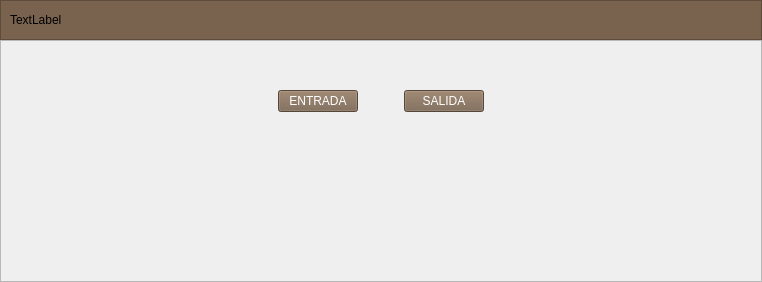
Before: the Qt Designer form mainwindow.ui in altitude-solutions/Camino_Real_Desktop, drawn with Qt 5.
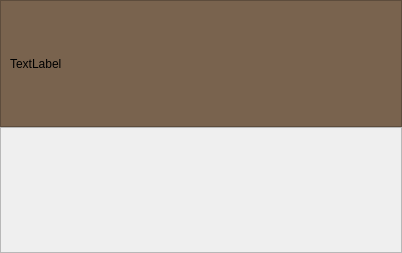
After: the same form once the commit is applied.

The edit to the form file:
```diff
--- a/mainwindow.ui
+++ b/mainwindow.ui
@@ -6,8 +6,8 @@
    <rect>
     <x>0</x>
     <y>0</y>
-    <width>762</width>
-    <height>282</height>
+    <width>402</width>
+    <height>253</height>
    </rect>
   </property>
   <property name="windowTitle">
@@ -109,9 +109,6 @@
    </item>
    <item>
     <widget class="QFrame" name="frame_2">
-     <property name="styleSheet">
-      <string notr="true"/>
-     </property>
      <property name="frameShape">
       <enum>QFrame::StyledPanel</enum>
      </property>
@@ -119,171 +116,23 @@
       <enum>QFrame::Raised</enum>
      </property>
      <layout class="QVBoxLayout" name="verticalLayout">
+      <property name="spacing">
+       <number>0</number>
+      </property>
+      <property name="leftMargin">
+       <number>0</number>
+      </property>
+      <property name="topMargin">
+       <number>0</number>
+      </property>
+      <property name="rightMargin">
+       <number>0</number>
+      </property>
+      <property name="bottomMargin">
+       <number>0</number>
+      </property>
       <item>
-       <spacer name="verticalSpacer_3">
-        <property name="orientation">
-         <enum>Qt::Vertical</enum>
-        </property>
-        <property name="sizeType">
-         <enum>QSizePolicy::Preferred</enum>
-        </property>
-        <property name="sizeHint" stdset="0">
-         <size>
-          <width>20</width>
-          <height>40</height>
-         </size>
-        </property>
-       </spacer>
-      </item>
-      <item>
-       <layout class="QHBoxLayout" name="horizontalLayout">
-        <item>
-         <spacer name="horizontalSpacer_2">
-          <property name="orientation">
-           <enum>Qt::Horizontal</enum>
-          </property>
-          <property name="sizeHint" stdset="0">
-           <size>
-            <width>40</width>
-            <height>20</height>
-           </size>
-          </property>
-         </spacer>
-        </item>
-        <item>
-         <widget class="QPushButton" name="pushButton">
-          <property name="styleSheet">
-           <string notr="true">font: 14pt &quot;MS Shell Dlg 2&quot;;
-color:white;
-background-color:#79634E;
-min-width:7em;
-max-width:7em;
-min-height:2.5em;
-max-height:2.5em;</string>
-          </property>
-          <property name="text">
-           <string>ENTRADA</string>
-          </property>
-         </widget>
-        </item>
-        <item>
-         <spacer name="horizontalSpacer">
-          <property name="orientation">
-           <enum>Qt::Horizontal</enum>
-          </property>
-          <property name="sizeType">
-           <enum>QSizePolicy::Preferred</enum>
-          </property>
-          <property name="sizeHint" stdset="0">
-           <size>
-            <width>40</width>
-            <height>20</height>
-           </size>
-          </property>
-         </spacer>
-        </item>
-        <item>
-         <widget class="QPushButton" name="pushButton_2">
-          <property name="styleSheet">
-           <string notr="true">font: 14pt &quot;MS Shell Dlg 2&quot;;
-color:white;
-background-color:#79634E;
-min-width:7em;
-max-width:7em;
-min-height:2.5em;
-max-height:2.5em;</string>
-          </property>
-          <property name="text">
-           <string>SALIDA</string>
-          </property>
-         </widget>
-        </item>
-        <item>
-         <spacer name="horizontalSpacer_3">
-          <property name="orientation">
-           <enum>Qt::Horizontal</enum>
-          </property>
-          <property name="sizeHint" stdset="0">
-           <size>
-            <width>40</width>
-            <height>20</height>
-           </size>
-          </property>
-         </spacer>
-        </item>
-       </layout>
-      </item>
-      <item>
-       <spacer name="verticalSpacer_2">
-        <property name="orientation">
-         <enum>Qt::Vertical</enum>
-        </property>
-        <property name="sizeType">
-         <enum>QSizePolicy::Preferred</enum>
-        </property>
-        <property name="sizeHint" stdset="0">
-         <size>
-          <width>20</width>
-          <height>40</height>
-         </size>
-        </property>
-       </spacer>
-      </item>
-      <item>
-       <layout class="QHBoxLayout" name="horizontalLayout_3">
-        <item>
-         <spacer name="horizontalSpacer_7">
-          <property name="orientation">
-           <enum>Qt::Horizontal</enum>
-          </property>
-          <property name="sizeHint" stdset="0">
-           <size>
-            <width>40</width>
-            <height>20</height>
-           </size>
-          </property>
-         </spacer>
-        </item>
-        <item>
-         <widget class="QWidget" name="widget" native="true">
-          <property name="sizePolicy">
-           <sizepolicy hsizetype="Preferred" vsizetype="Preferred">
-            <horstretch>0</horstretch>
-            <verstretch>1</verstretch>
-           </sizepolicy>
-          </property>
-          <property name="styleSheet">
-           <string notr="true"/>
-          </property>
-         </widget>
-        </item>
-        <item>
-         <spacer name="horizontalSpacer_8">
-          <property name="orientation">
-           <enum>Qt::Horizontal</enum>
-          </property>
-          <property name="sizeHint" stdset="0">
-           <size>
-            <width>40</width>
-            <height>20</height>
-           </size>
-          </property>
-         </spacer>
-        </item>
-       </layout>
-      </item>
-      <item>
-       <spacer name="verticalSpacer">
-        <property name="orientation">
-         <enum>Qt::Vertical</enum>
-        </property>
-        <property name="sizeHint" stdset="0">
-         <size>
-          <width>20</width>
-          <height>94</height>
-         </size>
-        </property>
-       </spacer>
+       <widget class="QWidget" name="widget" native="true"/>
       </item>
      </layout>
     </widget>
```
